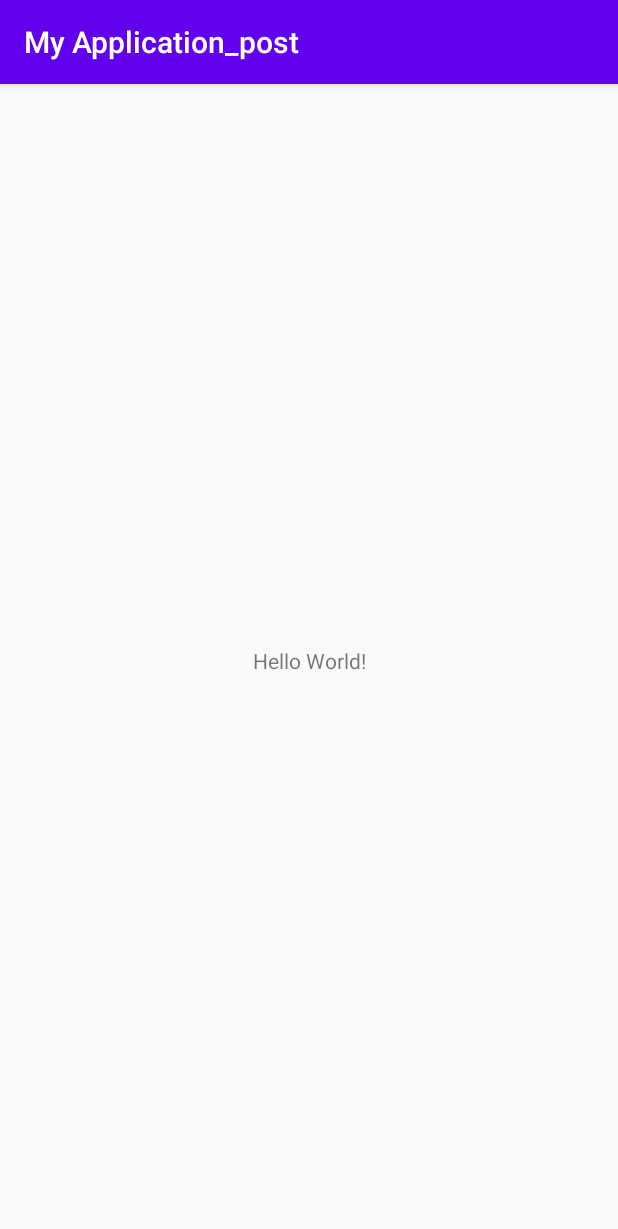
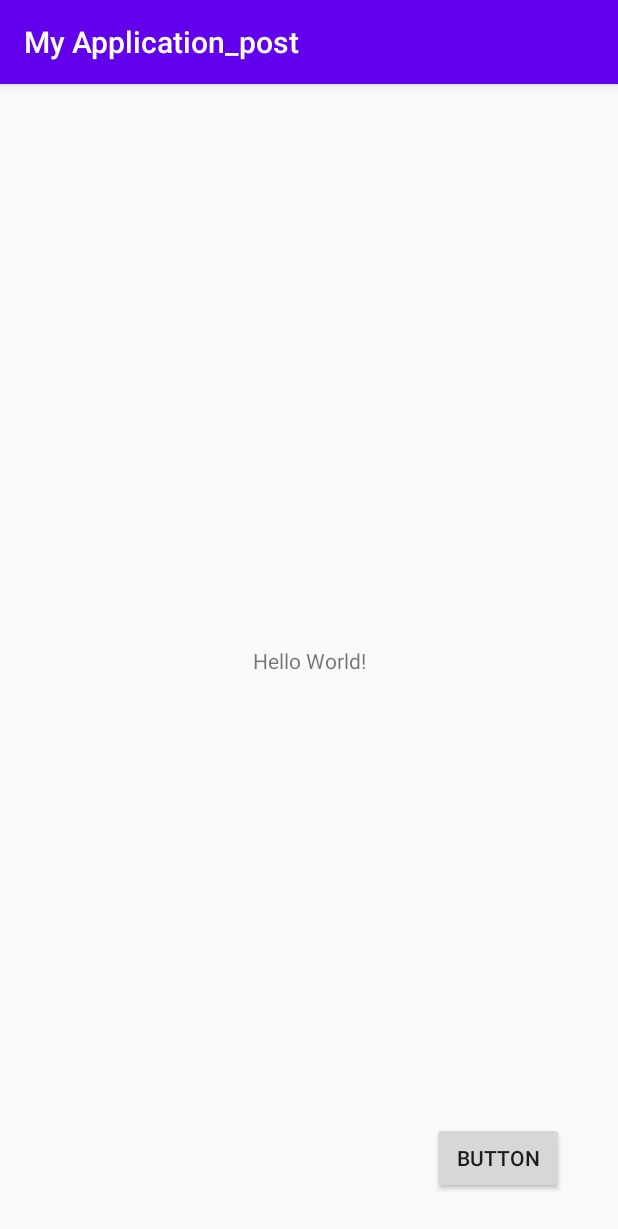
Before and after one commit to Jumaer/post_ret_practice, an Android app: the screen it shows after launch (MainActivity), on a phone screen of 412 x 824 dp. Shown: the top 1229 px of the screen. Run offline under Robolectric (Android 15) with nearby library versions, the phone set to English and light mode, and no system bars.

```diff
--- a/app/src/main/AndroidManifest.xml
+++ b/app/src/main/AndroidManifest.xml
@@ -1,7 +1,8 @@
 <?xml version="1.0" encoding="utf-8"?>
 <manifest xmlns:android="http://schemas.android.com/apk/res/android"
     package="com.example.myapplication_post">
-    <uses-permission android:name="android.permission.INTERNET"/>
+
+    <uses-permission android:name="android.permission.INTERNET" />
 
     <application
         android:allowBackup="true"
@@ -10,6 +11,7 @@
         android:roundIcon="@mipmap/ic_launcher_round"
         android:supportsRtl="true"
         android:theme="@style/AppTheme">
+        <activity android:name=".MainMove2"></activity>
         <activity android:name=".MainActivity">
             <intent-filter>
                 <action android:name="android.intent.action.MAIN" />
--- a/app/src/main/java/com/example/myapplication_post/MainActivity.java
+++ b/app/src/main/java/com/example/myapplication_post/MainActivity.java
@@ -2,8 +2,11 @@ package com.example.myapplication_post;
 
 import androidx.appcompat.app.AppCompatActivity;
 
+import android.content.Intent;
 import android.os.Bundle;
 import android.util.Log;
+import android.view.View;
+import android.widget.Button;
 
 import com.example.myapplication_post.post_object_pojos.Data;
 import com.example.myapplication_post.post_object_pojos.MainPostObjectClass;
@@ -20,13 +23,15 @@ public class MainActivity extends AppCompatActivity {
 
     Data data;
     MainPostObjectClass mainPostObjectClass;
-
+    private Button button_move2;
 
     @Override
     protected void onCreate(Bundle savedInstanceState) {
         super.onCreate(savedInstanceState);
         setContentView(R.layout.activity_main);
 
+
+        button_move2 = findViewById(R.id.button_move2);
         Retrofit retrofit = new Retrofit.Builder()
                 .baseUrl("https://app.fakejson.com/")
                 .addConverterFactory(GsonConverterFactory.create())
@@ -42,7 +47,7 @@ public class MainActivity extends AppCompatActivity {
             @Override
             public void onResponse(Call<MainResponsePost> call, Response<MainResponsePost> response) {
 
-                if(response.code()==200){
+                if(response.isSuccessful()){
 
                 String f_name=    response.body().getNameFirst();
                 String l_name=    response.body().getNameLast();
@@ -75,4 +80,9 @@ public class MainActivity extends AppCompatActivity {
         });
 
     }
+
+    public void move(View view) {
+        Intent intent = new Intent(MainActivity.this,MainMove2.class);
+        startActivity(intent);
+    }
 }
--- a/app/src/main/res/layout/activity_main.xml
+++ b/app/src/main/res/layout/activity_main.xml
@@ -7,6 +7,7 @@
     tools:context=".MainActivity">
 
     <TextView
+        android:id="@+id/textView"
         android:layout_width="wrap_content"
         android:layout_height="wrap_content"
         android:text="Hello World!"
@@ -15,4 +16,17 @@
         app:layout_constraintRight_toRightOf="parent"
         app:layout_constraintTop_toTopOf="parent" />
 
+    <Button
+        android:onClick="move"
+        android:id="@+id/button_move2"
+        android:layout_width="wrap_content"
+        android:layout_height="wrap_content"
+        android:text="Button"
+        app:layout_constraintBottom_toBottomOf="parent"
+        app:layout_constraintEnd_toEndOf="parent"
+        app:layout_constraintHorizontal_bias="0.888"
+        app:layout_constraintStart_toStartOf="parent"
+        app:layout_constraintTop_toTopOf="parent"
+        app:layout_constraintVertical_bias="0.961" />
+
 </androidx.constraintlayout.widget.ConstraintLayout>
```
Also changed, not shown: app/src/main/java/com/example/myapplication_post/MainMove2.java (added, +69 -0 lines), app/src/main/java/com/example/myapplication_post/retrofit_service/Post_Response_Service_UI.java (added, +21 -0 lines), app/src/main/java/com/example/myapplication_post/ui_form_post/CreateUserClass.java (added, +65 -0 lines), app/src/main/res/layout/activity_main_move2.xml (added, +19 -0 lines).
